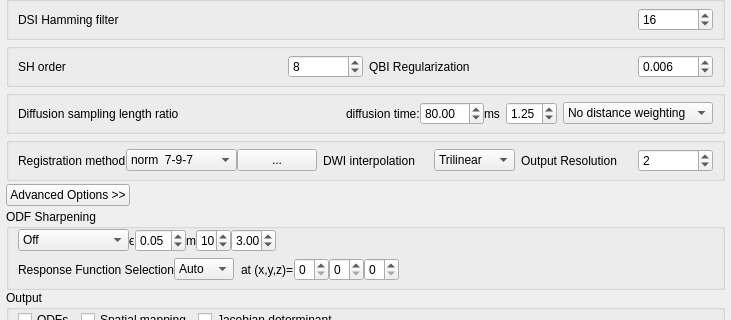
Before: the Qt Designer form reconstruction/reconstruction_window.ui in frankyeh/DSI-Studio, drawn with Qt 5; both pictures show x 0 to 731 and y 147 to 467 of the 731 by 622 pixel window.
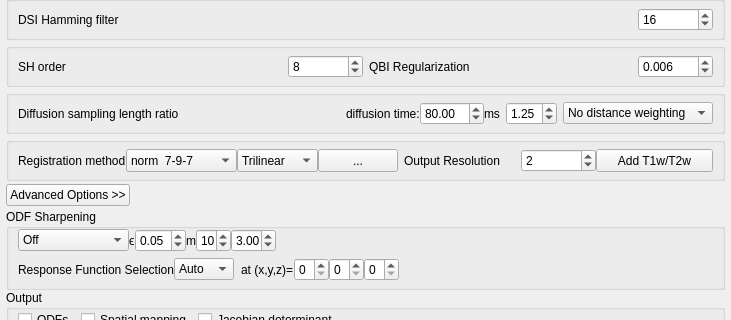
After: the same form once the commit is applied. Icons and pictures are not drawn.

```diff
--- a/reconstruction/reconstruction_window.ui
+++ b/reconstruction/reconstruction_window.ui
@@ -845,6 +845,12 @@
              </item>
              <item>
               <widget class="QComboBox" name="reg_method">
+               <property name="sizePolicy">
+                <sizepolicy hsizetype="Preferred" vsizetype="Preferred">
+                 <horstretch>0</horstretch>
+                 <verstretch>0</verstretch>
+                </sizepolicy>
+               </property>
                <item>
                 <property name="text">
                  <string>norm  7-9-7</string>
@@ -863,45 +869,9 @@
               </widget>
              </item>
              <item>
-              <widget class="QPushButton" name="manual_reg">
-               <property name="sizePolicy">
-                <sizepolicy hsizetype="Maximum" vsizetype="Fixed">
-                 <horstretch>0</horstretch>
-                 <verstretch>0</verstretch>
-                </sizepolicy>
-               </property>
-               <property name="minimumSize">
-                <size>
-                 <width>0</width>
-                 <height>0</height>
-                </size>
-               </property>
-               <property name="maximumSize">
-                <size>
-                 <width>16777215</width>
-                 <height>16777215</height>
-                </size>
-               </property>
-               <property name="text">
-                <string>...</string>
-               </property>
-              </widget>
-             </item>
-            </layout>
-           </item>
-           <item>
-            <layout class="QHBoxLayout" name="horizontalLayout_27">
-             <item>
-              <widget class="QLabel" name="label_20">
-               <property name="text">
-                <string>DWI interpolation</string>
-               </property>
-              </widget>
-             </item>
-             <item>
               <widget class="QComboBox" name="interpo_method">
                <property name="sizePolicy">
-                <sizepolicy hsizetype="Maximum" vsizetype="Fixed">
+                <sizepolicy hsizetype="Preferred" vsizetype="Preferred">
                  <horstretch>0</horstretch>
                  <verstretch>0</verstretch>
                 </sizepolicy>
@@ -926,10 +896,38 @@
                </item>
               </widget>
              </item>
+             <item>
+              <widget class="QPushButton" name="manual_reg">
+               <property name="sizePolicy">
+                <sizepolicy hsizetype="Preferred" vsizetype="Preferred">
+                 <horstretch>0</horstretch>
+                 <verstretch>0</verstretch>
+                </sizepolicy>
+               </property>
+               <property name="minimumSize">
+                <size>
+                 <width>0</width>
+                 <height>0</height>
+                </size>
+               </property>
+               <property name="maximumSize">
+                <size>
+                 <width>16777215</width>
+                 <height>16777215</height>
+                </size>
+               </property>
+               <property name="text">
+                <string>...</string>
+               </property>
+              </widget>
+             </item>
             </layout>
            </item>
            <item>
             <layout class="QHBoxLayout" name="horizontalLayout_8">
+             <property name="spacing">
+              <number>0</number>
+             </property>
              <item>
               <widget class="QLabel" name="label_8">
                <property name="text">
@@ -939,6 +937,12 @@
              </item>
              <item>
               <widget class="QSpinBox" name="mni_resolution">
+               <property name="sizePolicy">
+                <sizepolicy hsizetype="Preferred" vsizetype="Preferred">
+                 <horstretch>0</horstretch>
+                 <verstretch>0</verstretch>
+                </sizepolicy>
+               </property>
                <property name="maximumSize">
                 <size>
                  <width>75</width>
@@ -956,6 +960,19 @@
                </property>
               </widget>
              </item>
+             <item>
+              <widget class="QPushButton" name="add_t1t2">
+               <property name="sizePolicy">
+                <sizepolicy hsizetype="Preferred" vsizetype="Preferred">
+                 <horstretch>0</horstretch>
+                 <verstretch>0</verstretch>
+                </sizepolicy>
+               </property>
+               <property name="text">
+                <string>Add T1w/T2w</string>
+               </property>
+              </widget>
+             </item>
             </layout>
            </item>
           </layout>
```
Left out of the diff: 2 changed lines with no effect on the pictures.
